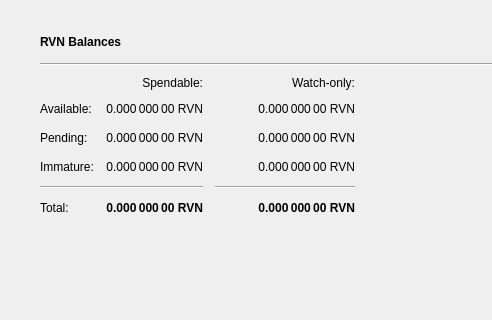
Above: src/qt/forms/overviewpage.ui from BartManX/mynta-core before the change; both pictures show x 0 to 492 and y 0 to 320 of the 1343 by 759 pixel window. Below: the same form after it.
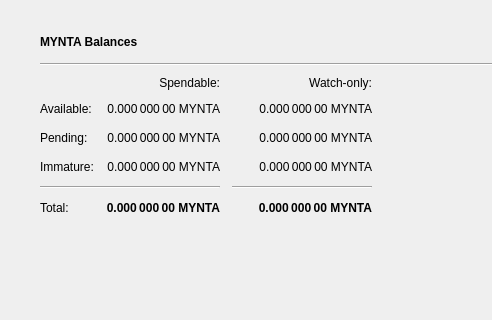
That is the form after the change. Icons and pictures are not drawn.

What changed in the file:
```diff
--- a/src/qt/forms/overviewpage.ui
+++ b/src/qt/forms/overviewpage.ui
@@ -115,7 +115,7 @@
                  </font>
                 </property>
                 <property name="text">
-                 <string>RVN Balances</string>
+                 <string>MYNTA Balances</string>
                 </property>
                </widget>
               </item>
@@ -197,7 +197,7 @@
                  <string>Mined balance in watch-only addresses that has not yet matured</string>
                 </property>
                 <property name="text">
-                 <string notr="true">0.000 000 00 RVN</string>
+                 <string notr="true">0.000 000 00 MYNTA</string>
                 </property>
                 <property name="alignment">
                  <set>Qt::AlignRight|Qt::AlignTrailing|Qt::AlignVCenter</set>
@@ -242,7 +242,7 @@
                  <string>Your current balance in watch-only addresses</string>
                 </property>
                 <property name="text">
-                 <string notr="true">0.000 000 00 RVN</string>
+                 <string notr="true">0.000 000 00 MYNTA</string>
                 </property>
                 <property name="alignment">
                  <set>Qt::AlignRight|Qt::AlignTrailing|Qt::AlignVCenter</set>
@@ -267,7 +267,7 @@
                  <string>Total of transactions that have yet to be confirmed, and do not yet count toward the spendable balance</string>
                 </property>
                 <property name="text">
-                 <string notr="true">0.000 000 00 RVN</string>
+                 <string notr="true">0.000 000 00 MYNTA</string>
                 </property>
                 <property name="alignment">
                  <set>Qt::AlignRight|Qt::AlignTrailing|Qt::AlignVCenter</set>
@@ -328,7 +328,7 @@
                  <string>Current total balance in watch-only addresses</string>
                 </property>
                 <property name="text">
-                 <string notr="true">0.000 000 00 RVN</string>
+                 <string notr="true">0.000 000 00 MYNTA</string>
                 </property>
                 <property name="alignment">
                  <set>Qt::AlignRight|Qt::AlignTrailing|Qt::AlignVCenter</set>
@@ -370,7 +370,7 @@
                  <string>Your current total balance</string>
                 </property>
                 <property name="text">
-                 <string notr="true">0.000 000 00 RVN</string>
+                 <string notr="true">0.000 000 00 MYNTA</string>
                 </property>
                 <property name="alignment">
                  <set>Qt::AlignRight|Qt::AlignTrailing|Qt::AlignVCenter</set>
@@ -395,7 +395,7 @@
                  <string>Your current spendable balance</string>
                 </property>
                 <property name="text">
-                 <string notr="true">0.000 000 00 RVN</string>
+                 <string notr="true">0.000 000 00 MYNTA</string>
                 </property>
                 <property name="alignment">
                  <set>Qt::AlignRight|Qt::AlignTrailing|Qt::AlignVCenter</set>
@@ -434,7 +434,7 @@
                  <string>Mined balance that has not yet matured</string>
                 </property>
                 <property name="text">
-                 <string notr="true">0.000 000 00 RVN</string>
+                 <string notr="true">0.000 000 00 MYNTA</string>
                 </property>
                 <property name="alignment">
                  <set>Qt::AlignRight|Qt::AlignTrailing|Qt::AlignVCenter</set>
@@ -459,7 +459,7 @@
                  <string>Unconfirmed transactions to watch-only addresses</string>
                 </property>
                 <property name="text">
-                 <string notr="true">0.000 000 00 RVN</string>
+                 <string notr="true">0.000 000 00 MYNTA</string>
                 </property>
                 <property name="alignment">
                  <set>Qt::AlignRight|Qt::AlignTrailing|Qt::AlignVCenter</set>
```
Left out of the diff: 6 changed lines with no effect on the pictures.
